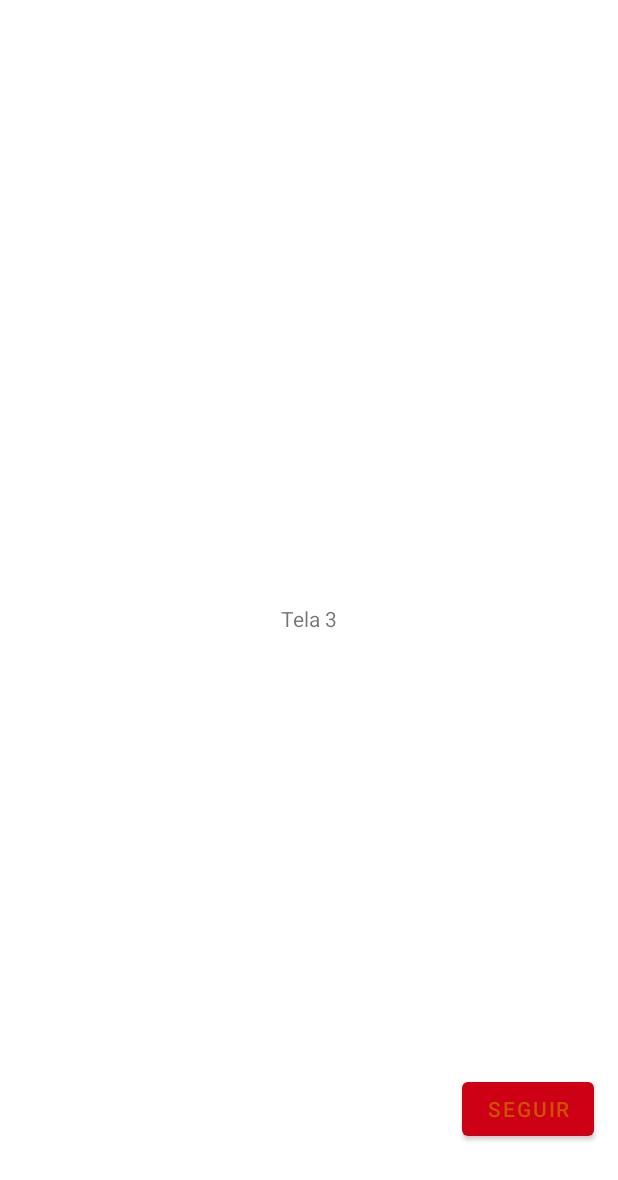
After one commit to YasminTXJ/Tela1PDM, an Android app: the layout activity_tela3.xml on its own in the app's theme, with its tools: preview values and no code run, on a phone screen of 412 x 824 dp. The commit adds this screen. Shown: the top 1180 px of the screen. Run offline under Robolectric (Android 15) with nearby library versions, the phone set to English and light mode, and no system bars.

Commit message:
telas implementadas

```diff
--- /dev/null
+++ b/app/src/main/res/layout/activity_tela3.xml
@@ -0,0 +1,31 @@
+<?xml version="1.0" encoding="utf-8"?>
+<androidx.constraintlayout.widget.ConstraintLayout xmlns:android="http://schemas.android.com/apk/res/android"
+    xmlns:tools="http://schemas.android.com/tools"
+    xmlns:app="http://schemas.android.com/apk/res-auto"
+    android:layout_width="match_parent"
+    android:layout_height="match_parent"
+    tools:context=".Tela3">
+    <TextView
+        android:text="@string/msg_tela3"
+        android:layout_width="wrap_content"
+        android:layout_height="wrap_content"
+        android:id="@+id/textoTela3" android:layout_marginTop="8dp"
+        app:layout_constraintTop_toTopOf="parent" android:layout_marginBottom="8dp"
+        app:layout_constraintBottom_toBottomOf="parent"
+        app:layout_constraintStart_toStartOf="parent"
+        android:layout_marginStart="8dp" app:layout_constraintEnd_toEndOf="parent"
+        android:layout_marginEnd="8dp"/>
+
+    <Button
+        android:id="@+id/buttonCont"
+        android:layout_width="wrap_content"
+        android:layout_height="wrap_content"
+        android:text="@string/butaot2"
+        app:layout_constraintBottom_toBottomOf="parent"
+        app:layout_constraintEnd_toEndOf="parent"
+        app:layout_constraintHorizontal_bias="0.95"
+        app:layout_constraintStart_toStartOf="parent"
+        app:layout_constraintTop_toTopOf="parent"
+        app:layout_constraintVertical_bias="0.922" />
+
+</androidx.constraintlayout.widget.ConstraintLayout>
--- a/app/src/main/res/values-night/themes.xml
+++ b/app/src/main/res/values-night/themes.xml
@@ -2,13 +2,13 @@
     <!-- Base application theme. -->
     <style name="Theme.MeuPrimeiroApp" parent="Theme.MaterialComponents.DayNight.DarkActionBar">
         <!-- Primary brand color. -->
-        <item name="colorPrimary">@color/purple_200</item>
-        <item name="colorPrimaryVariant">@color/purple_700</item>
-        <item name="colorOnPrimary">@color/black</item>
-        <!-- Secondary brand color. -->
-        <item name="colorSecondary">@color/teal_200</item>
-        <item name="colorSecondaryVariant">@color/teal_200</item>
-        <item name="colorOnSecondary">@color/black</item>
+        <item name="colorPrimary">@color/vermelho</item>
+        <!-- <item name="colorPrimaryVariant">@color/purple_700</item>
+         <item name="colorOnPrimary">@color/black</item>-->
+         <!-- Secondary brand color. -->
+        <item name="colorSecondary">@color/laranja</item>
+        <!--<item name="colorSecondaryVariant">@color/teal_200</item>-->
+        <item name="colorOnSecondary">@color/rosa</item>
         <!-- Status bar color. -->
         <item name="android:statusBarColor" tools:targetApi="l">?attr/colorPrimaryVariant</item>
         <!-- Customize your theme here. -->
--- a/app/src/main/res/values/colors.xml
+++ b/app/src/main/res/values/colors.xml
@@ -1,10 +1,7 @@
 <?xml version="1.0" encoding="utf-8"?>
 <resources>
-    <color name="purple_200">#FFBB86FC</color>
-    <color name="purple_500">#FF6200EE</color>
-    <color name="purple_700">#FF3700B3</color>
-    <color name="teal_200">#FF03DAC5</color>
-    <color name="teal_700">#FF018786</color>
-    <color name="black">#FF000000</color>
-    <color name="white">#FFFFFFFF</color>
+    <color name="vermelho">#CE0015</color>
+    <color name="rosa">#ce007b</color>
+    <color name="laranja">#ce5200</color>
+
 </resources>
--- a/app/src/main/res/values/themes.xml
+++ b/app/src/main/res/values/themes.xml
@@ -2,14 +2,14 @@
     <!-- Base application theme. -->
     <style name="Theme.MeuPrimeiroApp" parent="Theme.MaterialComponents.DayNight.DarkActionBar">
         <!-- Primary brand color. -->
-        <item name="colorPrimary">@color/purple_500</item>
-        <item name="colorPrimaryVariant">@color/purple_700</item>
-        <item name="colorOnPrimary">@color/white</item>
+        <item name="colorPrimary">@color/vermelho</item>
+        <item name="colorPrimaryVariant">@color/rosa</item>//
+        <item name="colorOnPrimary">@color/laranja</item>//
         <!-- Secondary brand color. -->
-        <item name="colorSecondary">@color/teal_200</item>
-        <item name="colorSecondaryVariant">@color/teal_700</item>
-        <item name="colorOnSecondary">@color/black</item>
-        <!-- Status bar color. -->
+        <item name="colorSecondary">@color/laranja</item>
+        <!-- <item name="colorSecondaryVariant">@color/rosa</item>-->
+         <item name="colorOnSecondary">@color/rosa</item>
+      <!-- Status bar color. -->
         <item name="android:statusBarColor" tools:targetApi="l">?attr/colorPrimaryVariant</item>
         <!-- Customize your theme here. -->
     </style>
```
Also changed, not shown: app/src/main/AndroidManifest.xml (+8 -0 lines), app/src/main/java/com/example/meuprimeiroapp/BemVindoActivity.kt (added, +47 -0 lines), app/src/main/java/com/example/meuprimeiroapp/MainActivity.kt (+14 -1 lines), app/src/main/java/com/example/meuprimeiroapp/Tela3.kt (added, +43 -0 lines), app/src/main/java/com/example/meuprimeiroapp/Tela4Activity.kt (added, +46 -0 lines), app/src/main/res/layout/activity_bem_vindo.xml (added, +31 -0 lines), app/src/main/res/layout/activity_main.xml (+60 -14 lines), app/src/main/res/layout/activity_tela4.xml (added, +30 -0 lines), app/src/main/res/values/strings.xml (+13 -2 lines).
